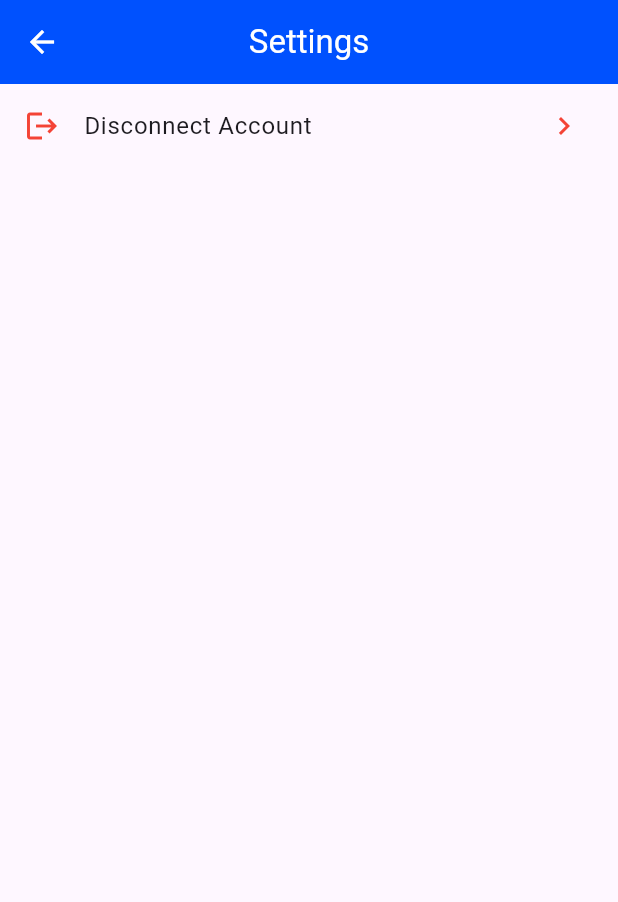
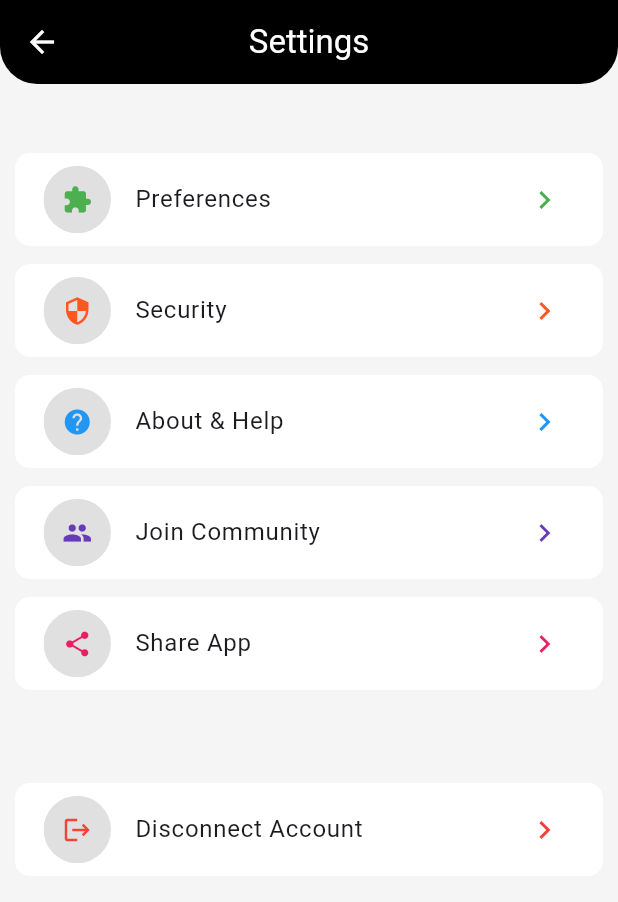
Before and after one commit to Trust-Fund-App/Mobile-App, a Flutter app: the SettingScreen screen opened directly, on a phone screen of 412 x 824 dp. Shown: the top 902 px of the screen. Run offline on Flutter 3.47's test engine with Material 3 defaults, Android fonts, the phone set to English and light mode, and no system bars; our stand-ins replace convex_bottom_bar, flutter_dotenv, flutter_native_splash, flutter_spinkit; missing offline and left inert: particle_auth_core, particle_base, particle_connect; network calls fail; statements that could not run were skipped.

Commit message:
UI Improve

```diff
--- a/lib/provider/connect_logic_provider.dart
+++ b/lib/provider/connect_logic_provider.dart
@@ -70,16 +70,16 @@ class ConnectLogicProvider extends ChangeNotifier {
       logo: "assets/images/hori_logo.png",
       //base64 or https
       connectOptions: [
-        //   ConnectOption.SOCIAL,
         ConnectOption.EMAIL,
         ConnectOption.PHONE,
+        ConnectOption.SOCIAL,
         ConnectOption.WALLET,
       ], // Changing the order can affect the interface
       socialProviders: [
         EnableSocialProvider.GOOGLE,
         EnableSocialProvider.FACEBOOK,
         EnableSocialProvider.TWITTER,
-        // EnableSocialProvider.APPLE,
+        //EnableSocialProvider.APPLE,
         EnableSocialProvider.DISCORD,
         EnableSocialProvider.GITHUB,
         EnableSocialProvider.MICROSOFT,
@@ -101,7 +101,7 @@ class ConnectLogicProvider extends ChangeNotifier {
       ],
       //Changing the order can affect the interface
       additionalLayoutOptions: AdditionalLayoutOptions(
-        isCollapseWalletList: false,
+        isCollapseWalletList: true,
         isSplitEmailAndSocial: false,
         isSplitEmailAndPhone: false,
         isHideContinueButton: false,
--- a/lib/screen/add_fund_screen.dart
+++ b/lib/screen/add_fund_screen.dart
@@ -7,8 +7,9 @@ class AddFundScreen extends StatelessWidget {
   @override
   Widget build(BuildContext context) {
     return Scaffold(
+      backgroundColor: Colors.grey.shade100,
       appBar: AppBar(
-        backgroundColor: AppColor.primaryColor,
+        backgroundColor: AppColor.black,
         foregroundColor: AppColor.white,
         title: const Text('Add Fund'),
         centerTitle: true,
--- a/lib/screen/bottom_nav.dart
+++ b/lib/screen/bottom_nav.dart
@@ -1,8 +1,8 @@
 import 'package:convex_bottom_bar/convex_bottom_bar.dart';
 import 'package:flutter/material.dart';
-import 'package:trustfund_app/screen/claim_screen.dart';
+import 'package:trustfund_app/screen/savings_screen.dart';
 import 'package:trustfund_app/screen/home_screen.dart';
-import 'package:trustfund_app/screen/rewardscreen.dart';
+import 'package:trustfund_app/screen/reward_screen.dart';
 import 'package:trustfund_app/screen/setting_screen.dart';
 
 class BottomNav extends StatefulWidget {
@@ -28,7 +28,7 @@ class _BottomNavState extends State<BottomNav> {
 
   List<Widget> tabs = [
     const HomeScreen(),
-    const ClaimScreen(),
+    const SavingsScreen(),
     const RewardScreen(),
     const SettingScreen(),
   ];
--- a/lib/screen/setting_screen.dart
+++ b/lib/screen/setting_screen.dart
@@ -16,24 +16,61 @@ class _SettingScreenState extends State<SettingScreen> {
   @override
   Widget build(BuildContext context) {
     return Scaffold(
-      //  backgroundColor: Theme.of(context).colorScheme.background,
+      backgroundColor: Colors.grey[100],
       appBar: AppBar(
-        backgroundColor: AppColor.primaryColor,
+        shape: const RoundedRectangleBorder(
+          borderRadius: BorderRadius.only(
+            bottomLeft: Radius.circular(25),
+            bottomRight: Radius.circular(25),
+          ),
+        ),
+        backgroundColor: AppColor.black,
         foregroundColor: AppColor.white,
-        //  backgroundColor: Theme.of(context).colorScheme.background,
         title: const Text('Settings'),
         centerTitle: true,
       ),
       body: Column(
         children: [
+          const SizedBox(height: 40),
           Consumer<ConnectLogicProvider>(
             builder: (context, logic, chhild) {
-              return ListTile(
-                iconColor: AppColor.red,
-                leading: const Icon(Icons.logout),
-                title: const Text('Disconnect Account'),
-                trailing: const Icon(Icons.navigate_next),
-                style: ListTileStyle.drawer,
+              return Column(
+                children: [
+                  CustListTile(
+                    title: 'Preferences',
+                    icon: Icons.extension,
+                    color: Colors.green,
+                    onTap: () {},
+                  ),
+                  CustListTile(
+                    title: 'Security',
+                    icon: Icons.security,
+                    color: Colors.deepOrange,
+                    onTap: () {},
+                  ),
+                  CustListTile(
+                    title: 'About & Help',
+                    icon: Icons.help,
+                    color: Colors.blue,
+                    onTap: () {},
+                  ),
+                  CustListTile(
+                    title: 'Join Community',
+                    icon: Icons.people,
+                    color: Colors.deepPurple,
+                    onTap: () {},
+                  ),
+                  CustListTile(
+                    title: 'Share App',
+                    icon: Icons.share,
+                    color: Colors.pink,
+                    onTap: () {},
+                  ),
+                  const SizedBox(height: 50),
+                  CustListTile(
+                    title: 'Disconnect Account',
+                    icon: Icons.logout,
+                    color: AppColor.red,
                     onTap: () {
                       logic.disconnect(
                           parseWalletType(
@@ -41,6 +78,8 @@ class _SettingScreenState extends State<SettingScreen> {
                           ),
                           logic.connectedAccounts[0].publicAddress);
                     },
+                  ),
+                ],
               );
             },
           ),
@@ -62,3 +101,49 @@ class _SettingScreenState extends State<SettingScreen> {
     );
   }
 }
+
+class CustListTile extends StatelessWidget {
+  final String title;
+  final IconData icon;
+  final Color color;
+  final Function()? onTap;
+  const CustListTile({
+    super.key,
+    required this.title,
+    required this.icon,
+    required this.color,
+    this.onTap,
+  });
+
+  @override
+  Widget build(BuildContext context) {
+    return Padding(
+      padding: const EdgeInsets.symmetric(vertical: 6, horizontal: 10),
+      child: Container(
+        padding: const EdgeInsets.all(3),
+        decoration: BoxDecoration(
+          color: Colors.white,
+          borderRadius: BorderRadius.circular(10),
+        ),
+        child: ListTile(
+          iconColor: color,
+          leading: ClipOval(
+            child: Container(
+              color: Colors.grey[300],
+              height: 45,
+              width: 45,
+              child: Icon(
+                size: 20,
+                icon,
+              ),
+            ),
+          ),
+          title: Text(title),
+          trailing: const Icon(Icons.navigate_next),
+          style: ListTileStyle.drawer,
+          onTap: onTap,
+        ),
+      ),
+    );
+  }
+}
--- a/lib/screen/withdraw_screen.dart
+++ b/lib/screen/withdraw_screen.dart
@@ -7,8 +7,9 @@ class WithdrawScreen extends StatelessWidget {
   @override
   Widget build(BuildContext context) {
     return Scaffold(
+      backgroundColor: Colors.grey.shade100,
       appBar: AppBar(
-        backgroundColor: AppColor.primaryColor,
+        backgroundColor: AppColor.black,
         foregroundColor: AppColor.white,
         title: const Text('Withdraw Fund'),
         centerTitle: true,
--- a/lib/widgets/round_button.dart
+++ b/lib/widgets/round_button.dart
@@ -24,11 +24,11 @@ class RoundButton extends StatelessWidget {
             elevation: 10.0,
             shape: const CircleBorder(),
             child: CircleAvatar(
-              radius: 30.0,
+              radius: 28.0,
               backgroundColor: AppColor.primaryColor,
               child: Icon(
                 icon,
-                size: 28,
+                size: 25,
                 color: Colors.white,
               ),
             ),
@@ -38,7 +38,7 @@ class RoundButton extends StatelessWidget {
         Text(
           name,
           style: const TextStyle(
-            fontWeight: FontWeight.w600,
+            fontWeight: FontWeight.w500,
             fontSize: 16,
           ),
         ),
```
Also changed, not shown: lib/screen/claim_screen.dart (deleted, +0 -10 lines), lib/screen/home_screen.dart (+16 -13 lines), lib/screen/reward_screen.dart (added, +25 -0 lines), lib/screen/rewardscreen.dart (deleted, +0 -10 lines), lib/screen/save_fund.dart (added, +102 -0 lines), lib/screen/savings_screen.dart (added, +25 -0 lines), lib/screen/signup_login_screen.dart (+4 -4 lines). Lines whose indentation alone changed are shown as unchanged.
